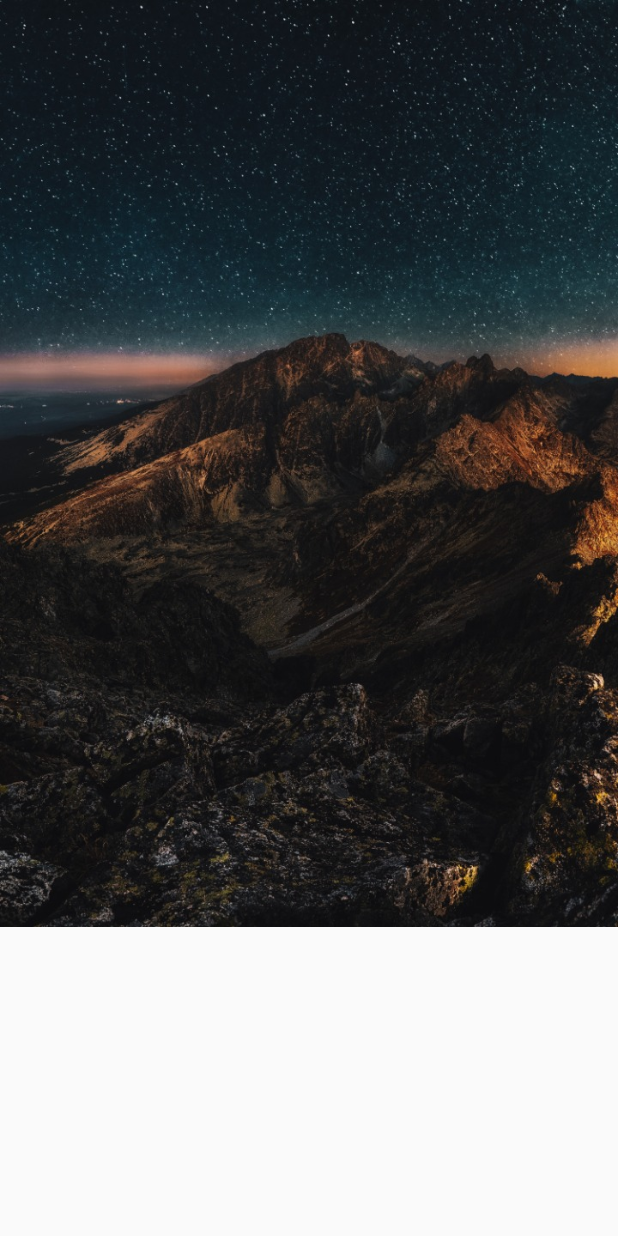
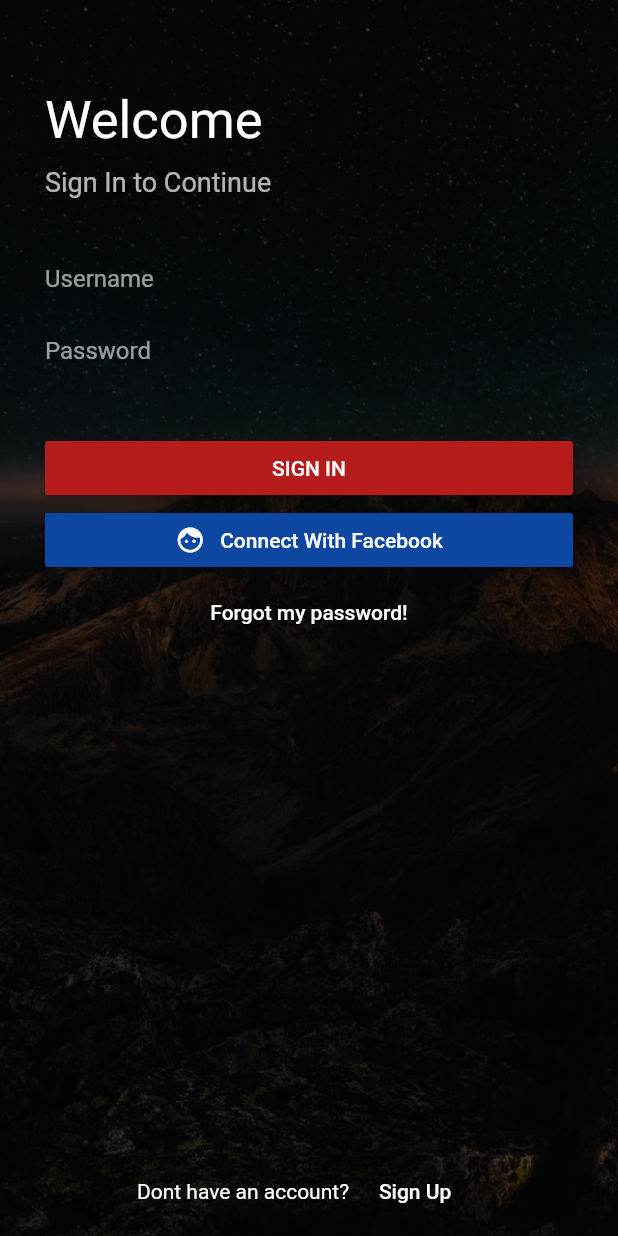
Before and after one commit to ctrleffive/login-screen-flutter-case-study, a Flutter app: the screen it shows after launch, on a phone screen of 412 x 824 dp. Run offline on Flutter 3.47's test engine with Material 2 defaults, Android fonts, the phone set to English and light mode, and no system bars.

```diff
--- a/lib/main.dart
+++ b/lib/main.dart
@@ -6,15 +6,128 @@ class MyApp extends StatelessWidget {
   @override
   Widget build(BuildContext context) {
     return MaterialApp(
-      home: Scaffold(
+      theme: ThemeData.dark(),
+      home: LoginScreen(),
+    );
+  }
+}
+
+class LoginScreen extends StatelessWidget {
+  @override
+  Widget build(BuildContext context) {
+    return Scaffold(
       body: Stack(
         children: <Widget>[
           Image(
             image: AssetImage('assets/images/bg.jpg'),
+            height: MediaQuery.of(context).size.height,
+            colorBlendMode: BlendMode.multiply,
+            alignment: Alignment.center,
+            // NOTE: Adjust your bg brightness here..
+            color: Colors.black.withOpacity(0.7),
+            fit: BoxFit.cover,
+          ),
+          SafeArea(
+            child: Column(
+              mainAxisAlignment: MainAxisAlignment.spaceBetween,
+              children: <Widget>[
+                Padding(
+                  padding: EdgeInsets.fromLTRB(30, 60, 30, 0),
+                  child: Column(
+                    crossAxisAlignment: CrossAxisAlignment.start,
+                    children: <Widget>[
+                      Text('Welcome', style: TextStyle(fontSize: 35)),
+                      SizedBox(height: 10),
+                      Text('Sign In to Continue', style: TextStyle(fontSize: 18, color: Colors.white70)),
+                      SizedBox(height: 30),
+                      Form(
+                        child: Column(
+                          children: <Widget>[
+                            TextFormField(
+                              decoration: InputDecoration(
+                                hintText: 'Username',
+                                focusedBorder: UnderlineInputBorder(
+                                  borderSide: BorderSide(
+                                    color: Colors.transparent,
+                                    width: 0
+                                  )
+                                ),
+                                enabledBorder: UnderlineInputBorder(
+                                  borderSide: BorderSide(
+                                    color: Colors.transparent,
+                                    width: 0
+                                  )
+                                )
+                              ),
+                            ),
+                            // SizedBox(height: 10),
+                            TextFormField(
+                              obscureText: true,
+                              decoration: InputDecoration(
+                                hintText: 'Password',
+                                focusedBorder: UnderlineInputBorder(
+                                  borderSide: BorderSide(
+                                    color: Colors.transparent,
+                                    width: 0
+                                  )
+                                ),
+                                enabledBorder: UnderlineInputBorder(
+                                  borderSide: BorderSide(
+                                    color: Colors.transparent,
+                                    width: 0
+                                  )
+                                )
+                              ),
                             )
                           ],
                         ),
                       ),
+                      SizedBox(height: 30),
+                      MaterialButton(
+                        onPressed: () {},
+                        child: Text('SIGN IN'),
+                        color: Colors.red.shade900,
+                        minWidth: MediaQuery.of(context).size.width,
+                      ),
+                      MaterialButton(
+                        onPressed: () {},
+                        child: Row(
+                          mainAxisAlignment: MainAxisAlignment.center,
+                          children: <Widget>[
+                            Icon(Icons.face, size: 20),
+                            SizedBox(width: 10),
+                            Text('Connect With Facebook')
+                          ],
+                        ),
+                        color: Colors.blue.shade900,
+                        minWidth: MediaQuery.of(context).size.width,
+                      ),
+                      MaterialButton(
+                        onPressed: () {},
+                        child: Text('Forgot my password!'),
+                        minWidth: MediaQuery.of(context).size.width,
+                      ),
+                    ],
+                  ),
+                ),
+                SizedBox(
+                  height: 60,
+                  child: Row(
+                    mainAxisAlignment: MainAxisAlignment.center,
+                    children: <Widget>[
+                      Text('Dont have an account?'),
+                      MaterialButton(
+                        onPressed: () {},
+                        child: Text('Sign Up'),
+                      )
+                    ],
+                  ),
+                ),
+              ],
+            ),
+          )
+        ],
+      ),
     );
   }
 }
```
Also changed, not shown: 1 other file. Lines whose indentation alone changed are shown as unchanged.
